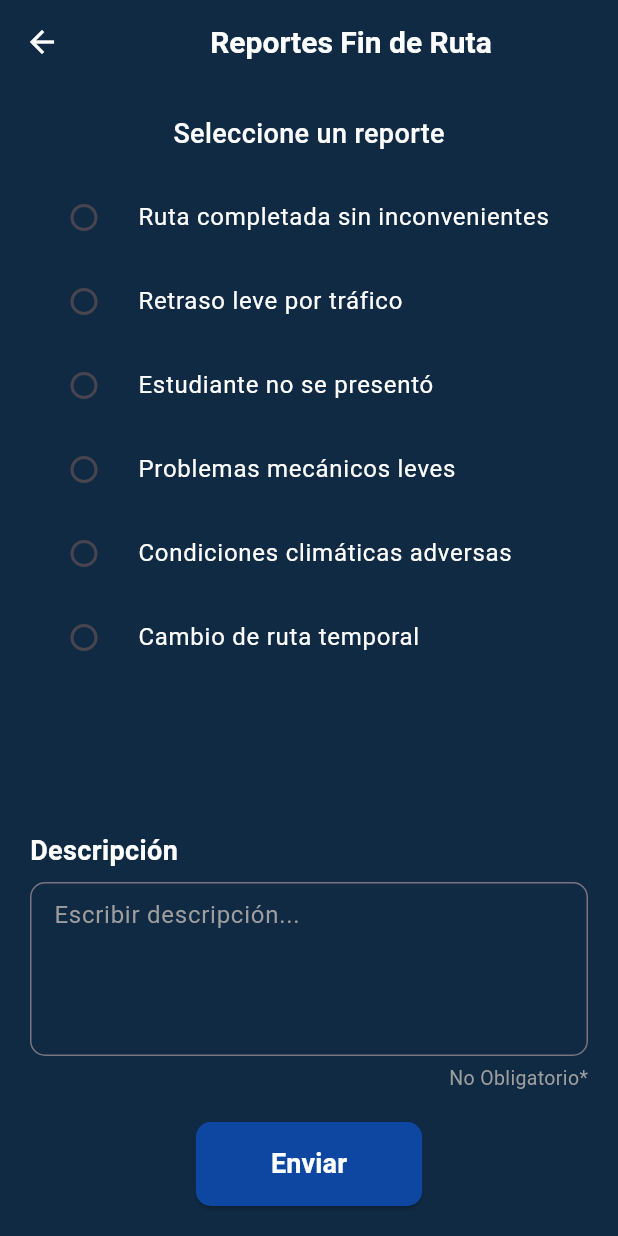
After one commit to MigaPanV/School_Maps, a Flutter app: the ConductorFinRuta screen opened directly, on a phone screen of 412 x 824 dp. The commit adds this screen. Run offline on Flutter 3.47's test engine with Material 3 defaults, Android fonts, the phone set to English and light mode, and no system bars; our stand-ins replace firebase_auth, firebase_core; accounts and stored records are empty.

Commit message:
creacion pantalla padre y conductor

```diff
--- a/lib/main.dart
+++ b/lib/main.dart
@@ -3,6 +3,8 @@ import 'package:firebase_core/firebase_core.dart';
 import 'package:provider/provider.dart';
 import 'package:school_maps/presentation/provider/rector_provider.dart';
 import 'package:school_maps/presentation/screens/rector/rector_page.dart';
+import 'package:school_maps/presentation/screens/conductor/conductor_page.dart';
+import 'package:school_maps/presentation/screens/padre/padre_page.dart';
 import 'firebase_options.dart';
 import 'package:flutter/material.dart';
 import 'package:school_maps/presentation/screens/auth/auth_page.dart';
@@ -89,7 +91,7 @@ class AuthScreen extends StatelessWidget {
 
         if( snapshot.hasData ){
 
-          return RectorScreen();
+          return PadreScreen();
 
         }
         else{
--- /dev/null
+++ b/lib/presentation/screens/conductor/conductor_finRuta.dart
@@ -0,0 +1,129 @@
+import 'package:flutter/material.dart';
+
+class ConductorFinRuta extends StatefulWidget {
+  const ConductorFinRuta({super.key});
+
+  @override
+  State<ConductorFinRuta> createState() => _ConductorFinRutaState();
+}
+
+class _ConductorFinRutaState extends State<ConductorFinRuta> {
+  String? selectedReporte;
+  final TextEditingController _descripcionController = TextEditingController();
+
+  @override
+  Widget build(BuildContext context) {
+    final reportes = [
+      "Ruta completada sin inconvenientes",
+      "Retraso leve por tráfico",
+      "Estudiante no se presentó",
+      "Problemas mecánicos leves",
+      "Condiciones climáticas adversas",
+      "Cambio de ruta temporal",
+    ];
+
+    return Scaffold(
+      appBar: AppBar(
+        title: const Center(
+          child: Text(
+            'Reportes Fin de Ruta',
+            style: TextStyle(fontSize: 20, fontWeight: FontWeight.w600),
+          ),
+        ),
+        leading: IconButton(
+          icon: const Icon(Icons.arrow_back),
+          onPressed: () => Navigator.pop(context),
+        ),
+      ),
+      body: Padding(
+        padding: const EdgeInsets.symmetric(horizontal: 20, vertical: 20),
+        child: Column(
+          crossAxisAlignment: CrossAxisAlignment.start,
+          children: [
+            const Center(
+              child: Text(
+                'Seleccione un reporte',
+                style: TextStyle(fontSize: 18, fontWeight: FontWeight.w500),
+              ),
+            ),
+            const SizedBox(height: 15),
+            Expanded(
+              child: ListView.builder(
+                itemCount: reportes.length,
+                itemBuilder: (context, index) {
+                  return RadioListTile<String>(
+                    title: Text(
+                      reportes[index],
+                      style: const TextStyle(color: Colors.white),
+                    ),
+                    value: reportes[index],
+                    groupValue: selectedReporte,
+                    onChanged: (value) {
+                      setState(() {
+                        selectedReporte = value;
+                      });
+                    },
+                  );
+                },
+              ),
+            ),
+            const SizedBox(height: 10),
+            const Text(
+              'Descripción',
+              style: TextStyle(
+                fontSize: 18,
+                fontWeight: FontWeight.w600,
+              ),
+            ),
+            const SizedBox(height: 8),
+            TextField(
+              controller: _descripcionController,
+              maxLines: 4,
+              style: const TextStyle(color: Colors.white),
+              decoration: InputDecoration(
+                hintText: 'Escribir descripción...',
+                hintStyle: const TextStyle(color: Colors.grey),
+                border: OutlineInputBorder(
+                  borderRadius: BorderRadius.circular(10),
+                ),
+                contentPadding:
+                    const EdgeInsets.symmetric(horizontal: 12, vertical: 10),
+              ),
+            ),
+            const SizedBox(height: 5),
+            const Align(
+              alignment: Alignment.centerRight,
+              child: Text(
+                'No Obligatorio*',
+                style: TextStyle(color: Colors.grey, fontSize: 13),
+              ),
+            ),
+            const SizedBox(height: 20),
+            Center(
+              child: ElevatedButton(
+                onPressed: () {
+                  // Por ahora no hace nada, solo regresa a la pantalla principal del conductor
+                  Navigator.pop(context);
+                },
+                style: ElevatedButton.styleFrom(
+                  padding:
+                      const EdgeInsets.symmetric(horizontal: 50, vertical: 15),
+                  shape: RoundedRectangleBorder(
+                    borderRadius: BorderRadius.circular(10),
+                  ),
+                ),
+                child: const Text(
+                  'Enviar',
+                  style: TextStyle(
+                    fontSize: 18,
+                    fontWeight: FontWeight.bold,
+                  ),
+                ),
+              ),
+            ),
+          ],
+        ),
+      ),
+    );
+  }
+}
```
Also changed, not shown: lib/presentation/screens/conductor/conductor_est.dart (added, +30 -0 lines), lib/presentation/screens/conductor/conductor_page.dart (+218 -0 lines), lib/presentation/screens/padre/padre_page.dart (+160 -0 lines), lib/presentation/widget/shared/custom_profile.dart (added), pubspec.lock, 1 other file.
